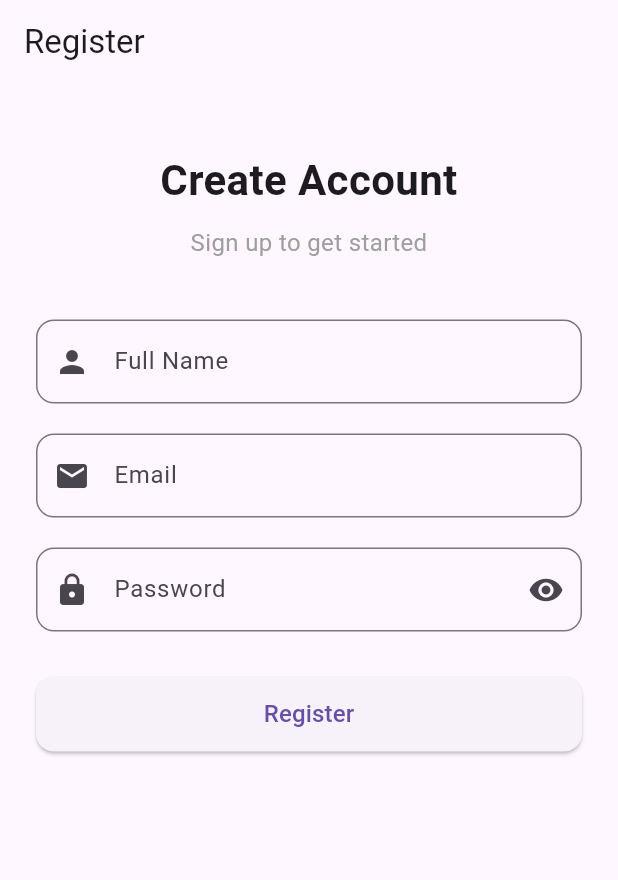
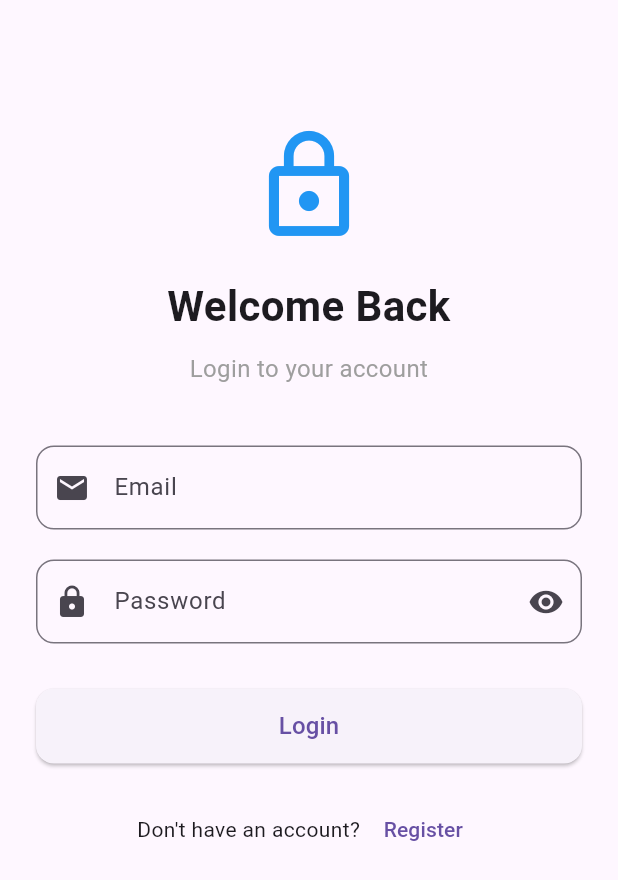
Before and after one commit to Pulasthi2002/auth_app, a Flutter app: the screen it shows after launch, on a phone screen of 412 x 824 dp. Shown: the top 880 px of the screen. Run offline on Flutter 3.47's test engine with Material 3 defaults, Android fonts, the phone set to English and light mode, and no system bars; our stand-ins replace shared_preferences.

Commit message:
feat(auth): add login screen with API integration

```diff
--- a/lib/main.dart
+++ b/lib/main.dart
@@ -1,5 +1,5 @@
+import 'package:auth_app/screens/login_screen.dart';
 import 'package:flutter/material.dart';
-import 'screens/register_screen.dart';
 
 void main() {
   runApp(const MyApp());
@@ -17,7 +17,7 @@ class MyApp extends StatelessWidget {
         primarySwatch: Colors.blue,
         visualDensity: VisualDensity.adaptivePlatformDensity,
       ),
-      home: const RegisterScreen(),
+      home: const LoginScreen(),
     );
   }
 }
--- /dev/null
+++ b/lib/screens/login_screen.dart
@@ -0,0 +1,218 @@
+import 'package:flutter/material.dart';
+import 'package:shared_preferences/shared_preferences.dart';
+import '../services/api_service.dart';
+import 'profile_screen.dart';
+import 'register_screen.dart';
+
+class LoginScreen extends StatefulWidget {
+  const LoginScreen({Key? key}) : super(key: key);
+
+  @override
+  _LoginScreenState createState() => _LoginScreenState();
+}
+
+class _LoginScreenState extends State<LoginScreen> {
+  final _formKey = GlobalKey<FormState>();
+  final _emailController = TextEditingController();
+  final _passwordController = TextEditingController();
+  bool _isLoading = false;
+  bool _obscurePassword = true;
+
+  @override
+  void initState() {
+    super.initState();
+    _checkLoginStatus();
+  }
+
+  void _checkLoginStatus() async {
+    final prefs = await SharedPreferences.getInstance();
+    final token = prefs.getString('token');
+
+    if (token != null && mounted) {
+      Navigator.pushReplacement(
+        context,
+        MaterialPageRoute(builder: (context) => const ProfileScreen()),
+      );
+    }
+  }
+
+  @override
+  void dispose() {
+    _emailController.dispose();
+    _passwordController.dispose();
+    super.dispose();
+  }
+
+  void _login() async {
+    if (!_formKey.currentState!.validate()) {
+      return;
+    }
+
+    setState(() => _isLoading = true);
+
+    final result = await ApiService.login(
+      _emailController.text.trim(),
+      _passwordController.text,
+    );
+
+    setState(() => _isLoading = false);
+
+    if (!mounted) return;
+
+    if (result['success']) {
+      final prefs = await SharedPreferences.getInstance();
+      await prefs.setString('token', result['data']['token']);
+      await prefs.setString('userName', result['data']['user']['name']);
+      await prefs.setString('userEmail', result['data']['user']['email']);
+
+      if (mounted) {
+        Navigator.pushReplacement(
+          context,
+          MaterialPageRoute(builder: (context) => const ProfileScreen()),
+        );
+      }
+    } else {
+      ScaffoldMessenger.of(context).showSnackBar(
+        SnackBar(
+          content: Text(result['message']),
+          backgroundColor: Colors.red,
+        ),
+      );
+    }
+  }
+
+  @override
+  Widget build(BuildContext context) {
+    return Scaffold(
+      body: SafeArea(
+        child: SingleChildScrollView(
+          padding: const EdgeInsets.all(24.0),
+          child: Form(
+            key: _formKey,
+            child: Column(
+              crossAxisAlignment: CrossAxisAlignment.stretch,
+              children: [
+                const SizedBox(height: 60),
+                const Icon(
+                  Icons.lock_outline,
+                  size: 80,
+                  color: Colors.blue,
+                ),
+                const SizedBox(height: 20),
+                const Text(
+                  'Welcome Back',
+                  style: TextStyle(
+                    fontSize: 28,
+                    fontWeight: FontWeight.bold,
+                  ),
+                  textAlign: TextAlign.center,
+                ),
+                const SizedBox(height: 10),
+                const Text(
+                  'Login to your account',
+                  style: TextStyle(
+                    fontSize: 16,
+                    color: Colors.grey,
+                  ),
+                  textAlign: TextAlign.center,
+                ),
+                const SizedBox(height: 40),
+                TextFormField(
+                  controller: _emailController,
+                  keyboardType: TextInputType.emailAddress,
+                  decoration: InputDecoration(
+                    labelText: 'Email',
+                    prefixIcon: const Icon(Icons.email),
+                    border: OutlineInputBorder(
+                      borderRadius: BorderRadius.circular(12),
+                    ),
+                  ),
+                  validator: (value) {
+                    if (value == null || value.isEmpty) {
+                      return 'Please enter your email';
+                    }
+                    if (!value.contains('@')) {
+                      return 'Please enter a valid email';
+                    }
+                    return null;
+                  },
+                ),
+                const SizedBox(height: 20),
+                TextFormField(
+                  controller: _passwordController,
+                  obscureText: _obscurePassword,
+                  decoration: InputDecoration(
+                    labelText: 'Password',
+                    prefixIcon: const Icon(Icons.lock),
+                    suffixIcon: IconButton(
+                      icon: Icon(
+                        _obscurePassword ? Icons.visibility : Icons.visibility_off,
+                      ),
+                      onPressed: () {
+                        setState(() {
+                          _obscurePassword = !_obscurePassword;
+                        });
+                      },
+                    ),
+                    border: OutlineInputBorder(
+                      borderRadius: BorderRadius.circular(12),
+                    ),
+                  ),
+                  validator: (value) {
+                    if (value == null || value.isEmpty) {
+                      return 'Please enter your password';
+                    }
+                    return null;
+                  },
+                ),
+                const SizedBox(height: 30),
+                SizedBox(
+                  height: 50,
+                  child: ElevatedButton(
+                    onPressed: _isLoading ? null : _login,
+                    style: ElevatedButton.styleFrom(
+                      shape: RoundedRectangleBorder(
+                        borderRadius: BorderRadius.circular(12),
+                      ),
+                    ),
+                    child: _isLoading
+                        ? const SizedBox(
+                      height: 20,
+                      width: 20,
+                      child: CircularProgressIndicator(
+                        strokeWidth: 2,
+                        valueColor: AlwaysStoppedAnimation<Color>(Colors.white),
+                      ),
+                    )
+                        : const Text(
+                      'Login',
+                      style: TextStyle(fontSize: 16),
+                    ),
+                  ),
+                ),
+                const SizedBox(height: 20),
+                Row(
+                  mainAxisAlignment: MainAxisAlignment.center,
+                  children: [
+                    const Text("Don't have an account? "),
+                    TextButton(
+                      onPressed: () {
+                        Navigator.push(
+                          context,
+                          MaterialPageRoute(
+                            builder: (context) => const RegisterScreen(),
+                          ),
+                        );
+                      },
+                      child: const Text('Register'),
+                    ),
+                  ],
+                ),
+              ],
+            ),
+          ),
+        ),
+      ),
+    );
+  }
+}
```
Also changed, not shown: 1 other file.
